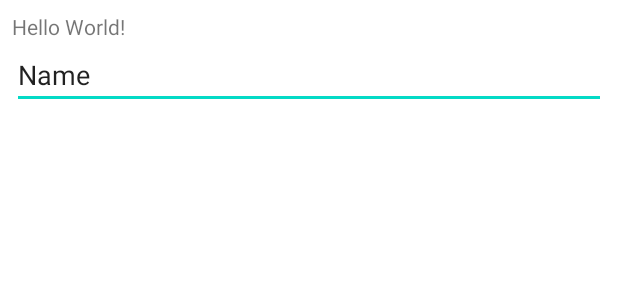
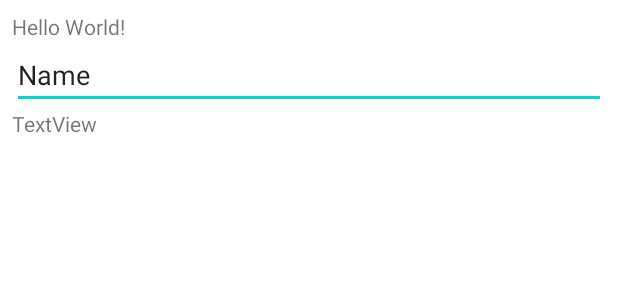
Before and after one commit to fcu-d0223470/Final_Project, an Android app: the layout activity_main.xml on its own in the app's theme, with its tools: preview values and no code run, on a phone screen of 412 x 824 dp. Shown: the top 300 px of the screen. Run offline under Robolectric (Android 15) with nearby library versions, the phone set to English and light mode, and no system bars.

Commit message:
update 2

```diff
--- a/app/src/main/java/com/example/user/project/MainActivity.java
+++ b/app/src/main/java/com/example/user/project/MainActivity.java
@@ -13,5 +13,6 @@ public class MainActivity extends AppCompatActivity {
         setContentView(R.layout.activity_main);
         TextView tv1 = (TextView) findViewById(R.id.main_tv);
         EditText ed1 = (EditText)findViewById(R.id.editText);
+        TextView tv2 = (TextView) findViewById(R.id.textView2);
     }
 }
--- a/app/src/main/res/layout/activity_main.xml
+++ b/app/src/main/res/layout/activity_main.xml
@@ -31,5 +31,11 @@
             android:text="Name"
             android:ems="10"
             android:id="@+id/editText" />
+
+        <TextView
+            android:text="TextView"
+            android:layout_width="match_parent"
+            android:layout_height="wrap_content"
+            android:id="@+id/textView2" />
     </LinearLayout>
 </RelativeLayout>
```
